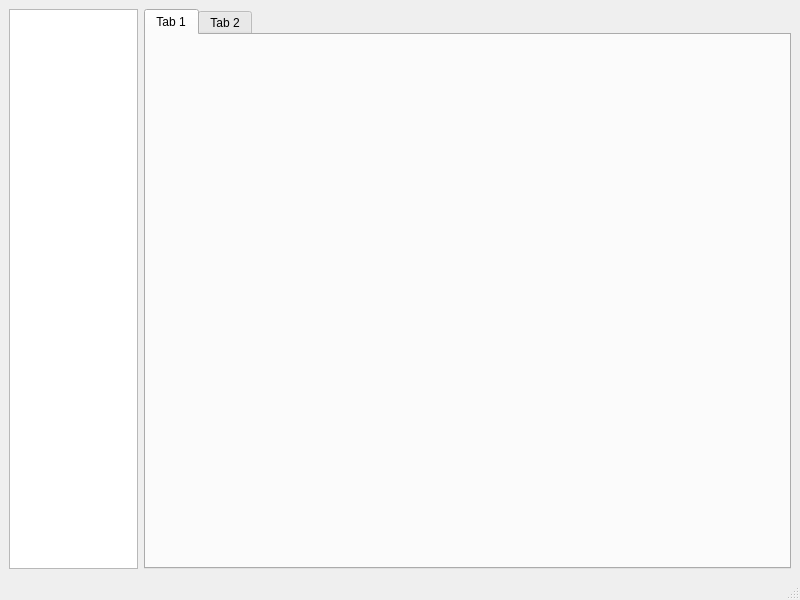
This is FurrainXChatClient/MainWindow.ui in suncaiyu/tcpLearn as Qt 5 draws it before an edit. The edited form follows.
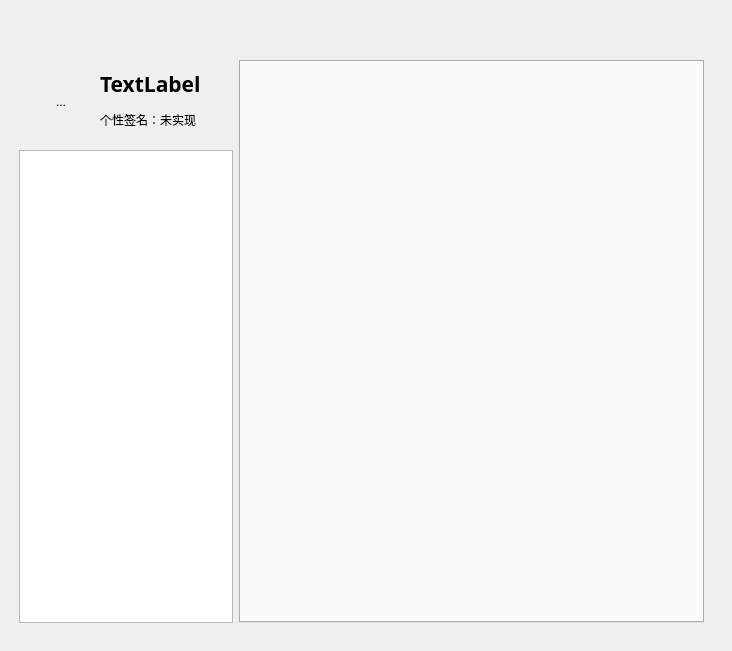
This is the edited form.

The edit to the form file:
```diff
--- a/FurrainXChatClient/MainWindow.ui
+++ b/FurrainXChatClient/MainWindow.ui
@@ -6,45 +6,163 @@
    <rect>
     <x>0</x>
     <y>0</y>
-    <width>800</width>
-    <height>600</height>
+    <width>732</width>
+    <height>651</height>
    </rect>
   </property>
   <property name="windowTitle">
    <string>MainWindow</string>
   </property>
   <widget class="QWidget" name="centralwidget">
-   <layout class="QHBoxLayout" name="horizontalLayout" stretch="1,5">
+   <layout class="QVBoxLayout" name="verticalLayout_3">
+    <property name="leftMargin">
+     <number>10</number>
+    </property>
+    <property name="topMargin">
+     <number>10</number>
+    </property>
+    <property name="rightMargin">
+     <number>10</number>
+    </property>
+    <property name="bottomMargin">
+     <number>10</number>
+    </property>
     <item>
-     <widget class="QListWidget" name="listWidget"/>
-    </item>
-    <item>
-     <widget class="QTabWidget" name="tabWidget">
-      <widget class="QWidget" name="tab">
-       <attribute name="title">
-        <string>Tab 1</string>
-       </attribute>
-      </widget>
-      <widget class="QWidget" name="tab_2">
-       <attribute name="title">
-        <string>Tab 2</string>
-       </attribute>
-      </widget>
+     <widget class="QWidget" name="widget_2" native="true">
+      <layout class="QVBoxLayout" name="verticalLayout_4">
+       <property name="rightMargin">
+        <number>18</number>
+       </property>
+       <property name="bottomMargin">
+        <number>18</number>
+       </property>
+       <item>
+        <widget class="QLabel" name="label">
+         <property name="minimumSize">
+          <size>
+           <width>0</width>
+           <height>35</height>
+          </size>
+         </property>
+         <property name="maximumSize">
+          <size>
+           <width>16777215</width>
+           <height>35</height>
+          </size>
+         </property>
+         <property name="text">
+          <string/>
+         </property>
+        </widget>
+       </item>
+       <item>
+        <layout class="QHBoxLayout" name="horizontalLayout_2">
+         <item>
+          <layout class="QVBoxLayout" name="verticalLayout_2">
+           <item>
+            <widget class="QWidget" name="widget" native="true">
+             <property name="minimumSize">
+              <size>
+               <width>214</width>
+               <height>0</height>
+              </size>
+             </property>
+             <property name="maximumSize">
+              <size>
+               <width>214</width>
+               <height>16777215</height>
+              </size>
+             </property>
+             <layout class="QHBoxLayout" name="horizontalLayout">
+              <item>
+               <widget class="QToolButton" name="toolButton">
+                <property name="minimumSize">
+                 <size>
+                  <width>66</width>
+                  <height>66</height>
+                 </size>
+                </property>
+                <property name="maximumSize">
+                 <size>
+                  <width>66</width>
+                  <height>66</height>
+                 </size>
+                </property>
+                <property name="text">
+                 <string>...</string>
+                </property>
+                <property name="iconSize">
+                 <size>
+                  <width>66</width>
+                  <height>66</height>
+                 </size>
+                </property>
+                <property name="autoRaise">
+                 <bool>true</bool>
+                </property>
+               </widget>
+              </item>
+              <item>
+               <layout class="QVBoxLayout" name="verticalLayout">
+                <item>
+                 <widget class="QLabel" name="label_2">
+                  <property name="font">
+                   <font>
+                    <family>Tekton Pro Cond</family>
+                    <pointsize>18</pointsize>
+                    <weight>75</weight>
+                    <bold>true</bold>
+                   </font>
+                  </property>
+                  <property name="text">
+                   <string>&lt;html&gt;&lt;head/&gt;&lt;body&gt;&lt;p&gt;&lt;span style=&quot; font-size:16pt;&quot;&gt;TextLabel&lt;/span&gt;&lt;/p&gt;&lt;/body&gt;&lt;/html&gt;</string>
+                  </property>
+                 </widget>
+                </item>
+                <item>
+                 <widget class="QLabel" name="label_3">
+                  <property name="text">
+                   <string>个性签名：未实现</string>
+                  </property>
+                 </widget>
+                </item>
+               </layout>
+              </item>
+             </layout>
+            </widget>
+           </item>
+           <item>
+            <widget class="QListWidget" name="listWidget">
+             <property name="minimumSize">
+              <size>
+               <width>214</width>
+               <height>0</height>
+              </size>
+             </property>
+             <property name="maximumSize">
+              <size>
+               <width>214</width>
+               <height>16777215</height>
+              </size>
+             </property>
+            </widget>
+           </item>
+          </layout>
+         </item>
+         <item>
+          <widget class="QTabWidget" name="tabWidget">
+           <property name="currentIndex">
+            <number>-1</number>
+           </property>
+          </widget>
+         </item>
+        </layout>
+       </item>
+      </layout>
      </widget>
     </item>
    </layout>
   </widget>
-  <widget class="QMenuBar" name="menubar">
-   <property name="geometry">
-    <rect>
-     <x>0</x>
-     <y>0</y>
-     <width>800</width>
-     <height>22</height>
-    </rect>
-   </property>
-  </widget>
-  <widget class="QStatusBar" name="statusbar"/>
  </widget>
  <resources/>
  <connections/>
```
